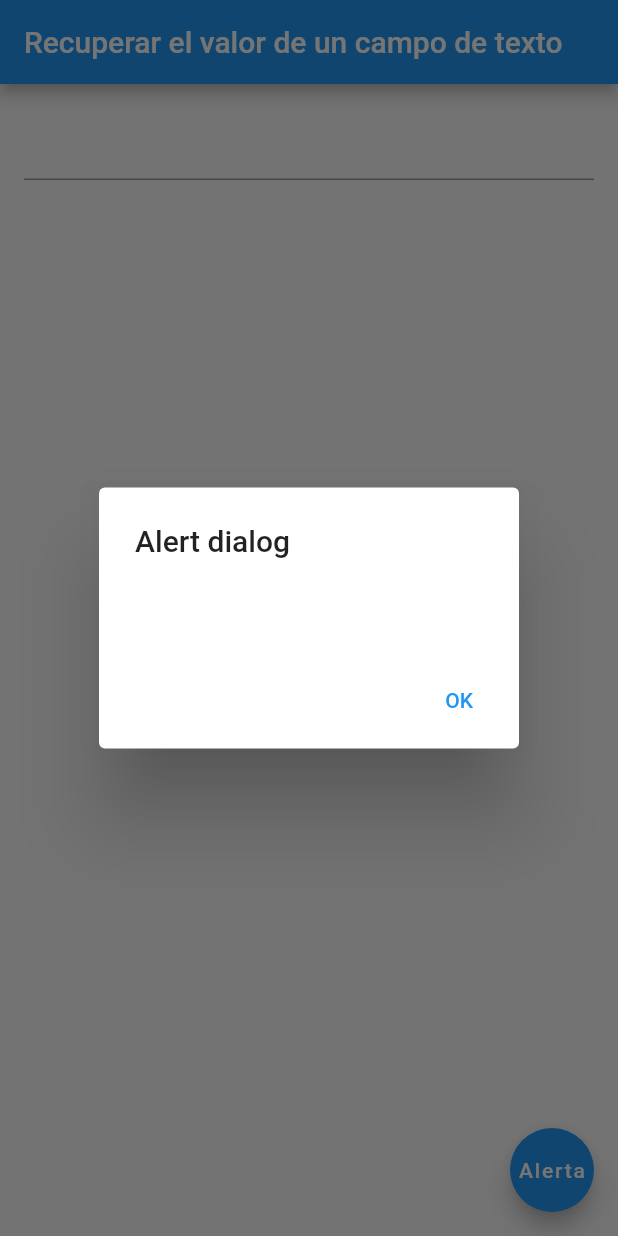
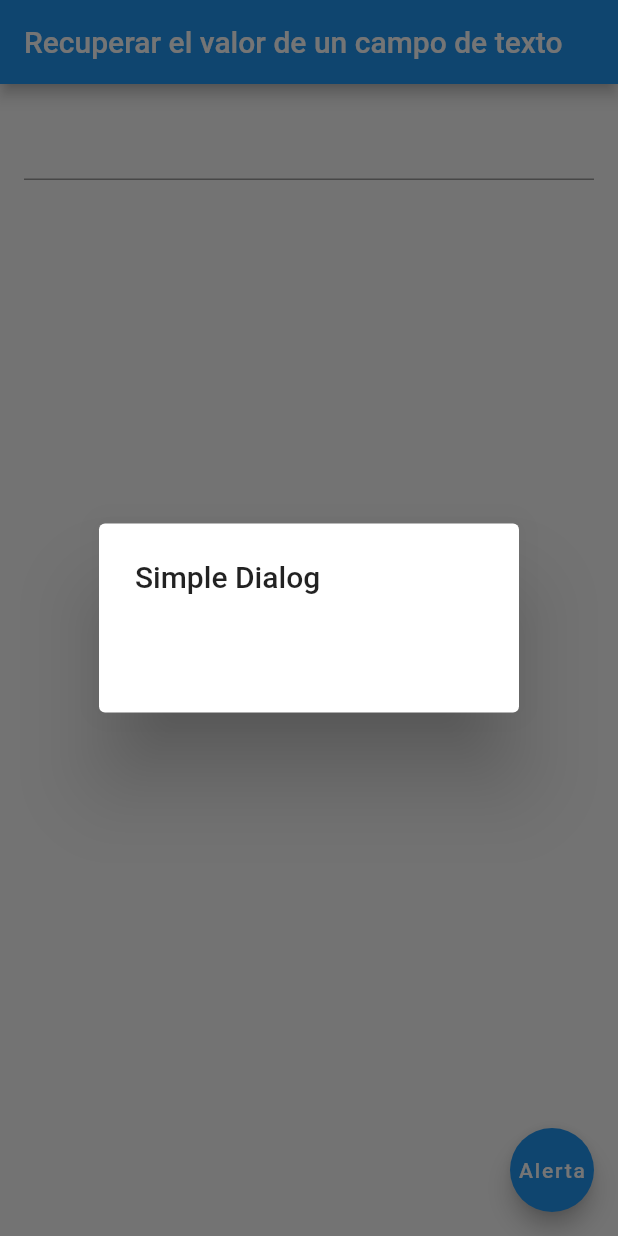
Before and after one commit to vmarc23/hello_world, a Flutter app: the screen it shows after launch, after a tap on "Alerta", on a phone screen of 412 x 824 dp. Run offline on Flutter 3.47's test engine with Material 2 defaults, Android fonts, the phone set to English and light mode, and no system bars.

Commit message:
Añado Simple Dialog

```diff
--- a/lib/main.dart
+++ b/lib/main.dart
@@ -48,15 +48,12 @@ class _MyCustomFormState extends State<MyCustomForm> {
             showDialog(
               context: context,
               builder: (BuildContext context) {
-                return AlertDialog(
-                  title: const Text('Alert dialog'),
-                  content: Text(myController.text), // Muestra el texto introducido
-                  actions: [
-                    TextButton(
-                      onPressed: () {
-                        Navigator.of(context).pop();
-                      },
-                      child: const Text('OK'),
+                return SimpleDialog(
+                  title: const Text('Simple Dialog'),
+                  children: <Widget>[
+                    Padding(
+                      padding: const EdgeInsets.all(16.0),
+                      child: Text(myController.text), // Muestra el texto introducido
                     ),
                   ],
                 );
@@ -67,5 +64,5 @@ class _MyCustomFormState extends State<MyCustomForm> {
         ),
       ),
     );
- }
+  }
 }
```
